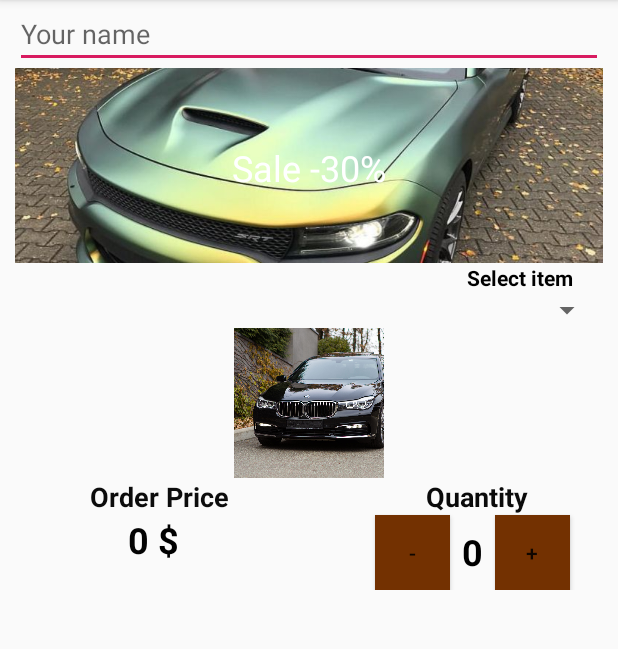
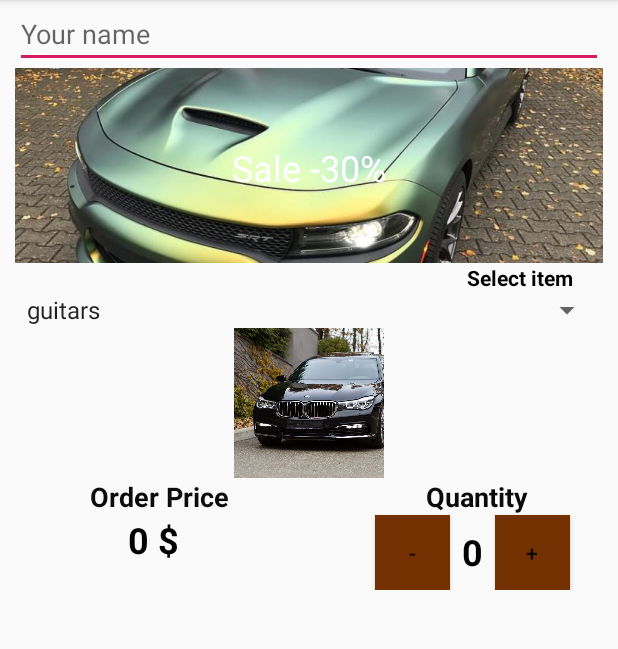
Before and after one commit to Andrey839/musicShop, an Android app: the screen it shows after launch (MainActivity), on a phone screen of 412 x 824 dp, the part 84-733 px from its top. Run offline under Robolectric (Android 15) with nearby library versions, the phone set to English and light mode, and no system bars; Roboto replaces fonts that are not available here.

Commit message:
Buton + and -

```diff
--- a/app/src/main/java/ru/skillbranch/devintensive/musicshop/MainActivity.kt
+++ b/app/src/main/java/ru/skillbranch/devintensive/musicshop/MainActivity.kt
@@ -4,19 +4,32 @@ import android.content.res.ColorStateList
 import androidx.appcompat.app.AppCompatActivity
 import android.os.Bundle
 import android.view.View
+import android.widget.ArrayAdapter
 import kotlinx.android.synthetic.main.activity_main.*
 
 class MainActivity : AppCompatActivity() {
+    var one = 0
 
     override fun onCreate(savedInstanceState: Bundle?) {
         super.onCreate(savedInstanceState)
         setContentView(R.layout.activity_main)
+
+        var one = 0
+        val goodInstrument = listOf("guitars","drum","keyboard","violin")
+        val spinnerAdapter =ArrayAdapter(this,android.R.layout.simple_spinner_item,goodInstrument)
+        spinnerAdapter.setDropDownViewResource(android.R.layout.simple_spinner_dropdown_item)
+        spinner2.adapter = spinnerAdapter
     }
 
     fun increaseQuantity(view: View) {
-        val plus = textView5
-        var one = 1
-        plus.text = (one+1).toString()
+        val pluss = textView5
+        pluss.text = (one++).toString()
+    }
+
+    fun decreaseQuantity(view: View) {
+        val minus = textView5
+        if (one > 0) minus.text = (one--).toString()
+        else minus.text = "0"
     }
 
 }
--- a/app/src/main/res/layout/activity_main.xml
+++ b/app/src/main/res/layout/activity_main.xml
@@ -164,7 +164,8 @@
             android:background="@color/colorPrimaryDark"
             android:text="-"
             app:layout_constraintEnd_toStartOf="@+id/textView5"
-            app:layout_constraintTop_toBottomOf="@+id/textView2" />
+            app:layout_constraintTop_toBottomOf="@+id/textView2"
+            android:onClick="decreaseQuantity"/>
 
     </androidx.constraintlayout.widget.ConstraintLayout>
 
```
